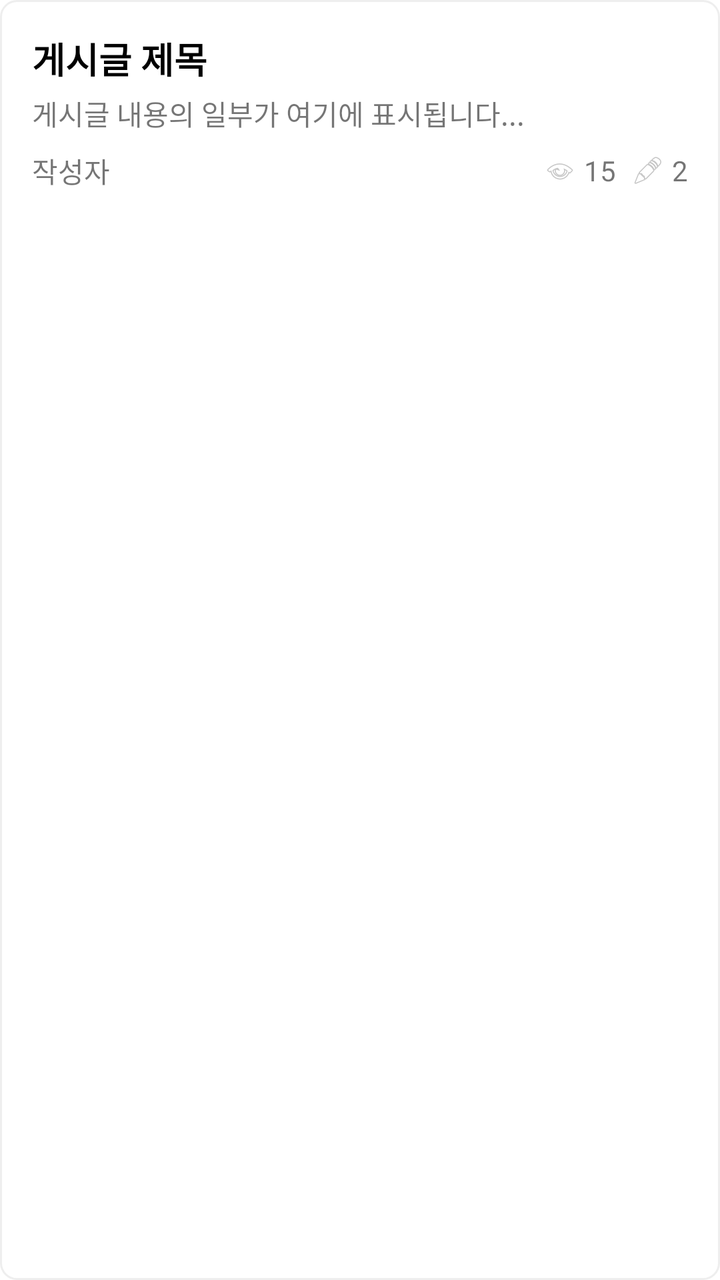
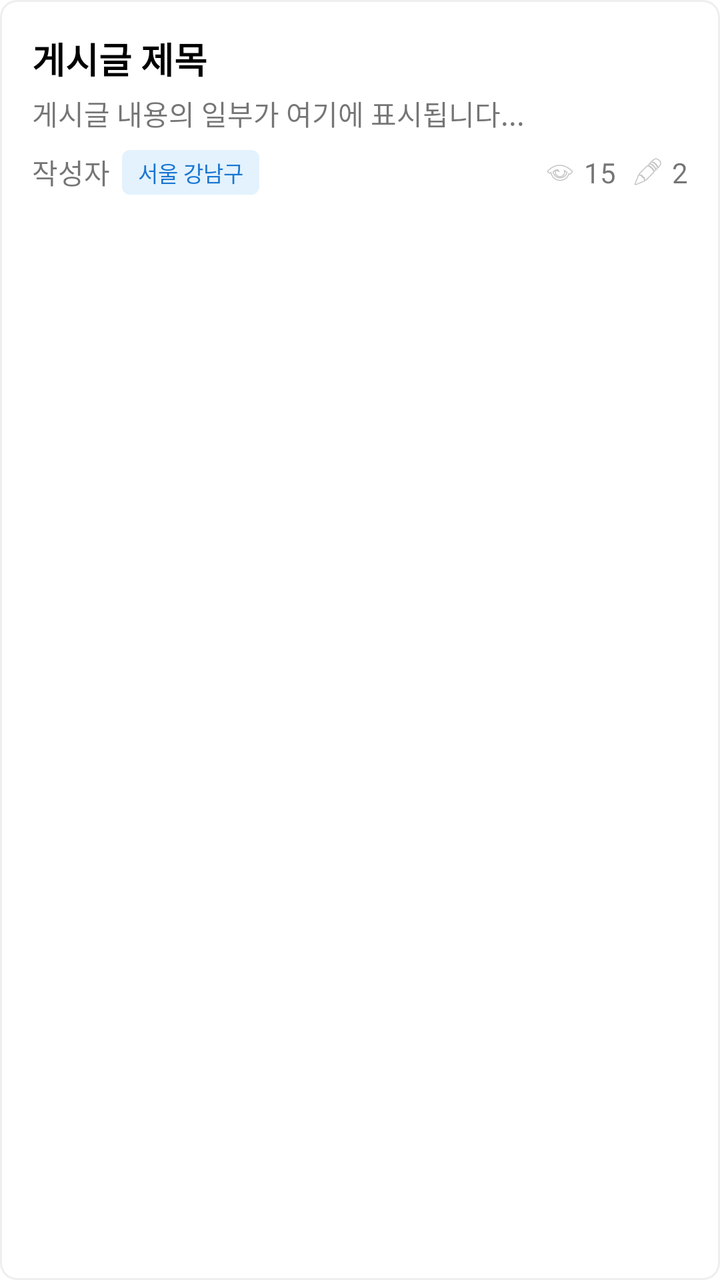

Compare the two renders of this Android layout. The source of the first and the diff that turns it into the second are given below.
<!-- AndroidManifest.xml: application theme Theme.SocialMyMap -->
<!-- res/layout/list_item_post.xml -->
<?xml version="1.0" encoding="utf-8"?>
<LinearLayout xmlns:android="http://schemas.android.com/apk/res/android"
    android:layout_width="match_parent"
    android:layout_height="wrap_content"
    android:orientation="vertical"
    android:padding="16dp"
    android:layout_margin="8dp"
    android:background="@drawable/post_item_background">

    <TextView
        android:id="@+id/tv_post_title"
        android:layout_width="wrap_content"
        android:layout_height="wrap_content"
        android:text="게시글 제목"
        android:textSize="18sp"
        android:textStyle="bold"
        android:textColor="@android:color/black"/>

    <TextView
        android:id="@+id/tv_post_content"
        android:layout_width="wrap_content"
        android:layout_height="wrap_content"
        android:layout_marginTop="4dp"
        android:text="게시글 내용의 일부가 여기에 표시됩니다..."
        android:maxLines="1"
        android:ellipsize="end"/>

    <LinearLayout
        android:layout_width="match_parent"
        android:layout_height="wrap_content"
        android:orientation="horizontal"
        android:layout_marginTop="8dp"
        android:gravity="center_vertical">

        <TextView
            android:id="@+id/tv_post_author"
            android:layout_width="wrap_content"
            android:layout_height="wrap_content"
            android:text="작성자"/>

        <View
            android:layout_width="0dp"
            android:layout_height="0dp"
            android:layout_weight="1"/>

        <ImageView
            android:layout_width="16dp"
            android:layout_height="16dp"
            android:src="@android:drawable/ic_menu_view"
            android:alpha="0.5"/>
        <TextView
            android:id="@+id/tv_post_views"
            android:layout_width="wrap_content"
            android:layout_height="wrap_content"
            android:layout_marginStart="4dp"
            android:text="15"/>

        <ImageView
            android:layout_width="16dp"
            android:layout_height="16dp"
            android:layout_marginStart="8dp"
            android:src="@android:drawable/ic_menu_edit"
            android:alpha="0.5"/>
        <TextView
            android:id="@+id/tv_post_comments"
            android:layout_width="wrap_content"
            android:layout_height="wrap_content"
            android:layout_marginStart="4dp"
            android:text="2"/>
    </LinearLayout>

</LinearLayout>
<!-- resources referenced by this layout -->
<resources>
  <!-- drawable post_item_background (drawable) -->
  <?xml version="1.0" encoding="utf-8"?>
  <shape xmlns:android="http://schemas.android.com/apk/res/android">
      <solid android:color="@android:color/white"/>
      <corners android:radius="8dp"/>
      <stroke android:width="1dp" android:color="#EEEEEE"/>
  </shape>
  <style name="Theme.SocialMyMap" parent="Theme.MaterialComponents.DayNight.DarkActionBar">
          
          <item name="colorPrimary">@color/blue_500</item>
          <item name="colorPrimaryVariant">@color/blue_700</item>
          <item name="colorOnPrimary">@color/white</item>
          
          <item name="colorSecondary">@color/teal_200</item>
          <item name="colorSecondaryVariant">@color/teal_700</item>
          <item name="colorOnSecondary">@color/black</item>
          
          <item name="android:statusBarColor" tools:targetApi="l">?attr/colorPrimaryVariant</item>
          
  
          
          <item name="android:windowDrawsSystemBarBackgrounds">true</item>
          <item name="android:statusBarColor">@android:color/transparent</item>
          <item name="android:navigationBarColor">@android:color/transparent</item>
          <item name="android:windowLightStatusBar">true</item>
          <item name="android:windowLightNavigationBar" tools:targetApi="o_mr1">true</item>
      </style>
  <color name="blue_500">#2196F3</color>
  <color name="blue_700">#1976D2</color>
  <color name="white">#FFFFFFFF</color>
  <color name="teal_200">#FF03DAC5</color>
  <color name="teal_700">#FF018786</color>
  <color name="black">#FF000000</color>
</resources>

<!-- the commit's change to res/layout/list_item_post.xml (unified diff, before → after) -->
@@ -38,6 +38,16 @@
             android:layout_height="wrap_content"
             android:text="작성자"/>
 
+        <TextView
+            android:id="@+id/tv_post_region"
+            android:layout_width="wrap_content"
+            android:layout_height="wrap_content"
+            android:layout_marginStart="6dp"
+            android:background="@drawable/region_badge_background"
+            android:text="서울 강남구"
+            android:textSize="11sp"
+            android:textColor="#1976D2"/>
+
         <View
             android:layout_width="0dp"
             android:layout_height="0dp"
<!-- resource entries referenced after the edit -->
@@ -6,6 +6,18 @@
       <solid android:color="@android:color/white"/>
       <corners android:radius="8dp"/>
       <stroke android:width="1dp" android:color="#EEEEEE"/>
+  </shape>
+  <!-- drawable region_badge_background (drawable) -->
+  <?xml version="1.0" encoding="utf-8"?>
+  <shape xmlns:android="http://schemas.android.com/apk/res/android"
+      android:shape="rectangle">
+      <solid android:color="#E3F2FD"/>
+      <corners android:radius="4dp"/>
+      <padding
+          android:left="8dp"
+          android:right="8dp"
+          android:top="3dp"
+          android:bottom="3dp"/>
   </shape>
   <style name="Theme.SocialMyMap" parent="Theme.MaterialComponents.DayNight.DarkActionBar">
           
